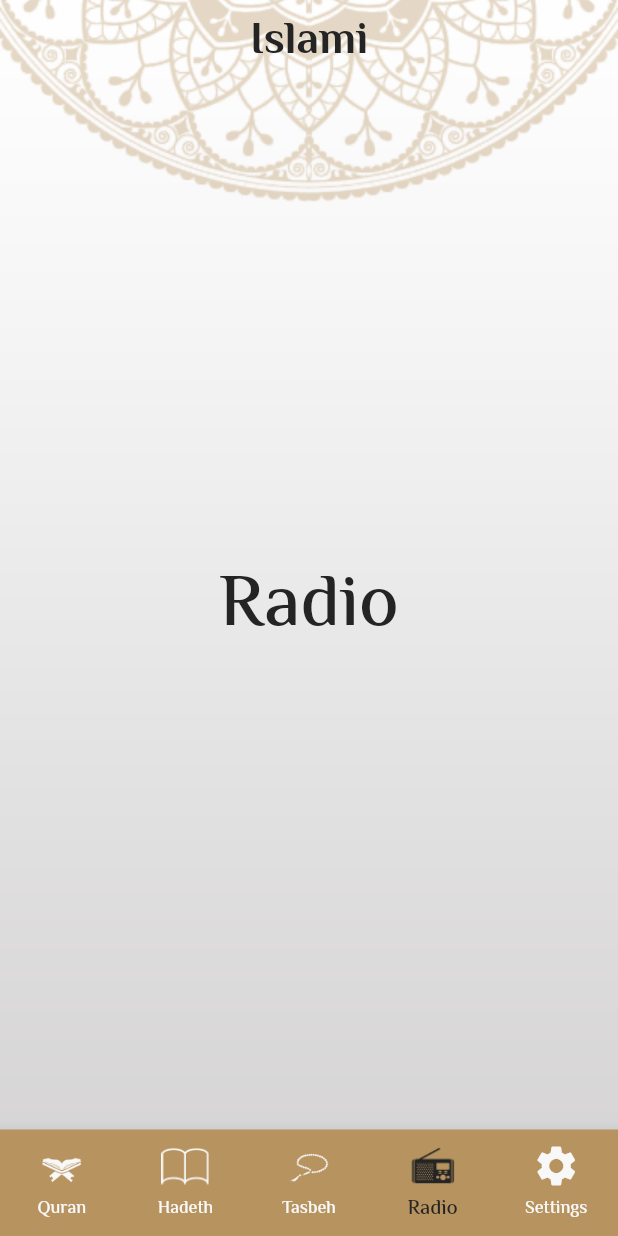
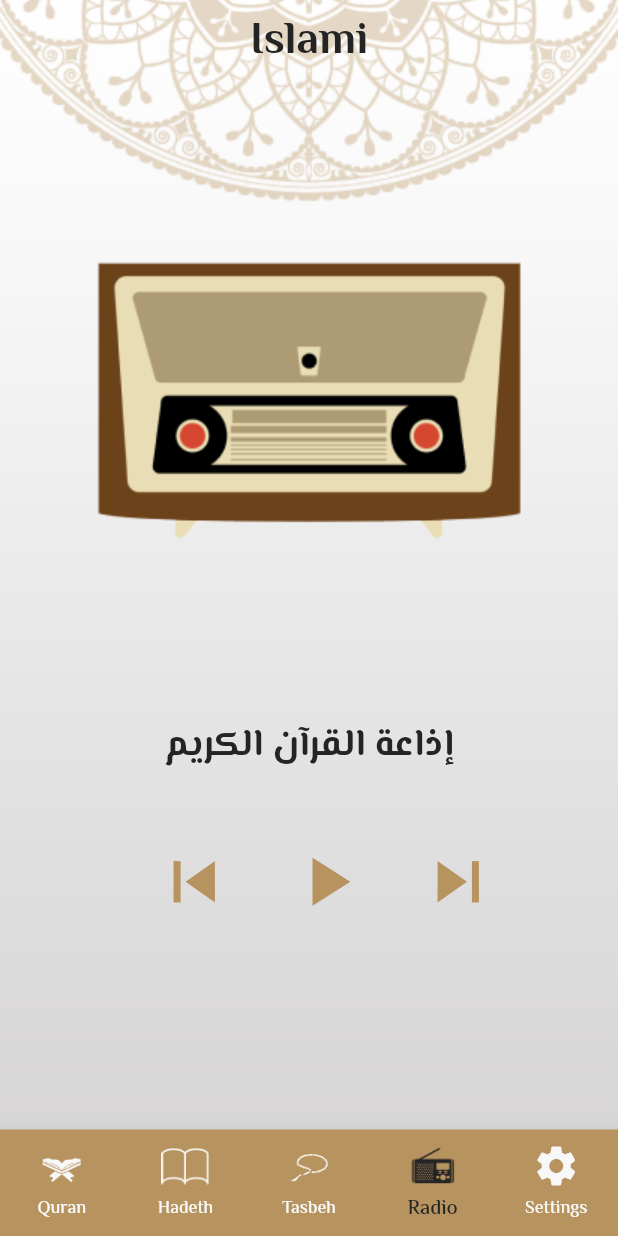
Before and after one commit to ibrahimagdy/islami_application, a Flutter app: the screen it shows after launch, item 4 of the bottom bar chosen, on a phone screen of 412 x 824 dp. Run offline on Flutter 3.47's test engine with Material 2 defaults, Android fonts, the phone set to English and light mode, and no system bars; our stand-ins replace google_fonts; generated files the repository leaves out were written again.

Commit message:
Radio Screen

```diff
--- a/lib/moduls/radio_screen/radio_screen.dart
+++ b/lib/moduls/radio_screen/radio_screen.dart
@@ -3,12 +3,55 @@ import 'package:flutter/material.dart';
 class RadioScreen extends StatelessWidget {
   @override
   Widget build(BuildContext context) {
-    return Center(
-      child: Text(
-        "Radio",
-        style: TextStyle(
-          fontSize: 50,
-        ),
+    var theme = Theme.of(context);
+    return SingleChildScrollView(
+      child: Column(
+        children: [
+          Padding(
+            padding: const EdgeInsets.symmetric(vertical: 100),
+            child: Image.asset("assets/images/radio_header.png"),
+          ),
+          Text(
+            "إذاعة القرآن الكريم",
+            style: theme.textTheme.titleMedium!.copyWith(
+              color: theme.colorScheme.outline,
+            ),
+          ),
+          Padding(
+            padding: const EdgeInsets.symmetric(vertical: 35),
+            child: Row(
+              mainAxisAlignment: MainAxisAlignment.center,
+              children: [
+                IconButton(
+                  onPressed: () {},
+                  icon: Icon(
+                    Icons.skip_previous,
+                    size: 55,
+                    color: theme.colorScheme.onSecondaryContainer,
+                  ),
+                ),
+                const SizedBox(width: 40),
+                IconButton(
+                  onPressed: () {},
+                  icon: Icon(
+                    Icons.play_arrow,
+                    size: 55,
+                    color: theme.colorScheme.onSecondaryContainer,
+                  ),
+                ),
+                const SizedBox(width: 40),
+                IconButton(
+                  onPressed: () {},
+                  icon: Icon(
+                    Icons.skip_next,
+                    size: 55,
+                    color: theme.colorScheme.onSecondaryContainer,
+                  ),
+                ),
+              ],
+            ),
+          ),
+        ],
       ),
     );
   }
```
